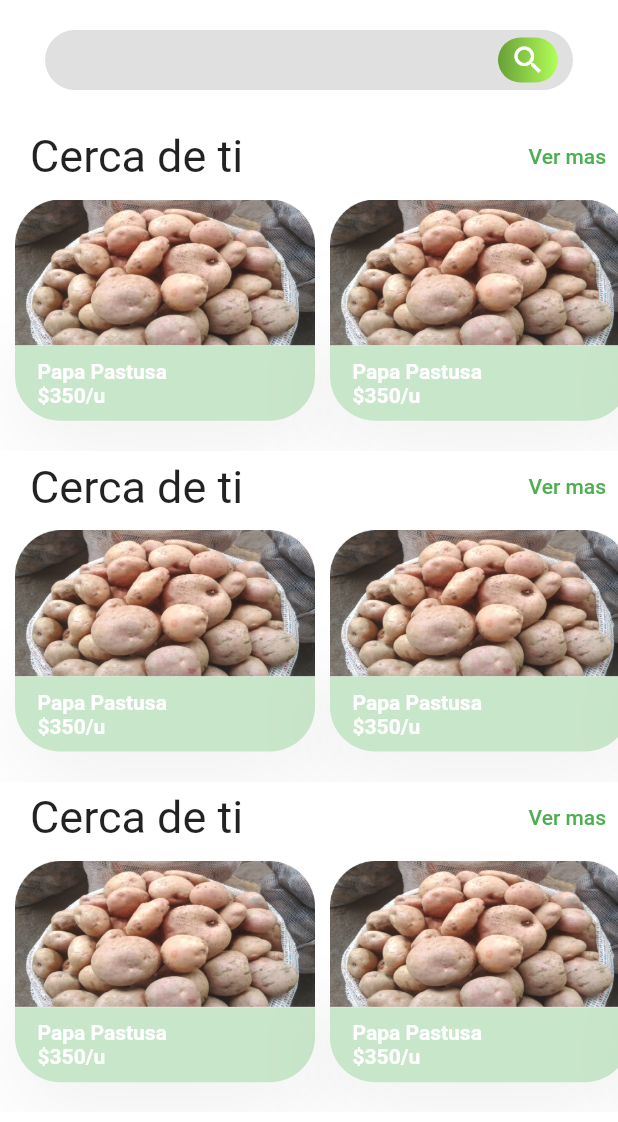
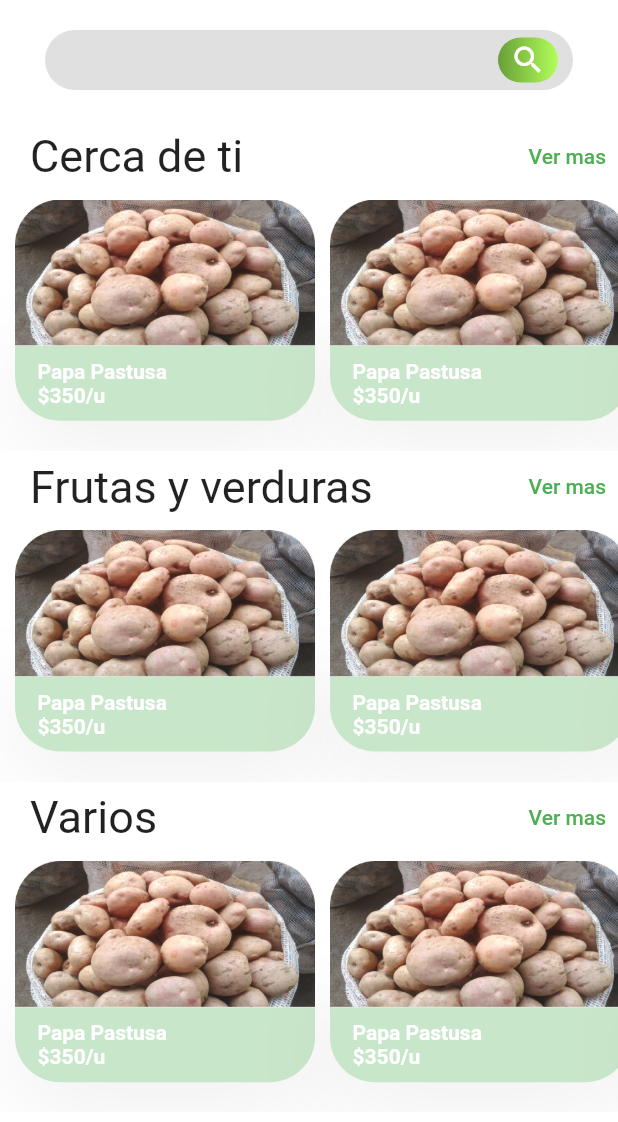
Before and after one commit to andreti03/TRUEQUE, a Flutter app: the ExplorePage screen opened directly, on a phone screen of 412 x 824 dp. Shown: the top 1122 px of the screen. Run offline on Flutter 3.47's test engine with Material 2 defaults, Android fonts, the phone set to English and light mode, and no system bars; our stand-ins replace flutter_svg; missing offline and left inert: dart:ffi.

Commit message:
Explore Changes

```diff
--- a/lib/Screens/Pages/Explore/Widgets/body.dart
+++ b/lib/Screens/Pages/Explore/Widgets/body.dart
@@ -15,9 +15,18 @@ class Body extends StatelessWidget {
       SizedBox(
         height: 20,
       ),
-      CategoryGroupWidget(),
-      CategoryGroupWidget(),
-      CategoryGroupWidget(),
+      CategoryGroupWidget(
+        title: 'Cerca de ti',
+        functionViewMore: () {},
+      ),
+      CategoryGroupWidget(
+        title: 'Frutas y verduras',
+        functionViewMore: () {},
+      ),
+      CategoryGroupWidget(
+        title: 'Varios',
+        functionViewMore: () {},
+      ),
     ]));
   }
 }
--- a/lib/Screens/Pages/Explore/Widgets/category_group.dart
+++ b/lib/Screens/Pages/Explore/Widgets/category_group.dart
@@ -1,7 +1,16 @@
+import 'dart:ffi';
+
 import 'item_card.dart';
 import 'package:flutter/material.dart';
 
 class CategoryGroupWidget extends StatelessWidget {
+  const CategoryGroupWidget(
+      {Key? key, required this.title, required this.functionViewMore})
+      : super(key: key);
+
+  final String title;
+  final Function()? functionViewMore;
+
   @override
   Widget build(BuildContext context) {
     return Container(
@@ -11,13 +20,13 @@ class CategoryGroupWidget extends StatelessWidget {
           Padding(
             padding: const EdgeInsets.only(left: 20),
             child: Text(
-              'Cerca de ti',
+              title,
               style: TextStyle(fontSize: 30),
             ),
           ),
           Spacer(),
           TextButton(
-              onPressed: () {},
+              onPressed: functionViewMore,
               child: Text(
                 "Ver mas",
                 style: TextStyle(color: Colors.green),
@@ -27,16 +36,56 @@ class CategoryGroupWidget extends StatelessWidget {
           scrollDirection: Axis.horizontal,
           child: Row(
             children: <Widget>[
-              ItemCardWidget(),
-              ItemCardWidget(),
-              ItemCardWidget(),
-              ItemCardWidget(),
-              ItemCardWidget(),
-              ItemCardWidget(),
-              ItemCardWidget(),
-              ItemCardWidget(),
-              ItemCardWidget(),
-              ItemCardWidget(),
+              ItemCardWidget(
+                productName: "Papa Pastusa",
+                productCost: 350,
+                imagePath: "assets/images/Papa_pastusa.png",
+              ),
+              ItemCardWidget(
+                productName: "Papa Pastusa",
+                productCost: 350,
+                imagePath: "assets/images/Papa_pastusa.png",
+              ),
+              ItemCardWidget(
+                productName: "Papa Pastusa",
+                productCost: 350,
+                imagePath: "assets/images/Papa_pastusa.png",
+              ),
+              ItemCardWidget(
+                productName: "Papa Pastusa",
+                productCost: 350,
+                imagePath: "assets/images/Papa_pastusa.png",
+              ),
+              ItemCardWidget(
+                productName: "Papa Pastusa",
+                productCost: 350,
+                imagePath: "assets/images/Papa_pastusa.png",
+              ),
+              ItemCardWidget(
+                productName: "Papa Pastusa",
+                productCost: 350,
+                imagePath: "assets/images/Papa_pastusa.png",
+              ),
+              ItemCardWidget(
+                productName: "Papa Pastusa",
+                productCost: 350,
+                imagePath: "assets/images/Papa_pastusa.png",
+              ),
+              ItemCardWidget(
+                productName: "Papa Pastusa",
+                productCost: 350,
+                imagePath: "assets/images/Papa_pastusa.png",
+              ),
+              ItemCardWidget(
+                productName: "Papa Pastusa",
+                productCost: 350,
+                imagePath: "assets/images/Papa_pastusa.png",
+              ),
+              ItemCardWidget(
+                productName: "Papa Pastusa",
+                productCost: 350,
+                imagePath: "assets/images/Papa_pastusa.png",
+              ),
             ],
           ),
         )
--- a/lib/Screens/Pages/Explore/Widgets/item_card.dart
+++ b/lib/Screens/Pages/Explore/Widgets/item_card.dart
@@ -1,6 +1,17 @@
 import 'package:flutter/material.dart';
 
 class ItemCardWidget extends StatelessWidget {
+  const ItemCardWidget(
+      {Key? key,
+      required this.productName,
+      required this.productCost,
+      required this.imagePath})
+      : super(key: key);
+
+  final String productName;
+  final int productCost;
+  final String imagePath;
+
   @override
   Widget build(BuildContext context) {
     return Container(
@@ -9,7 +20,7 @@ class ItemCardWidget extends StatelessWidget {
       child: Column(
         children: <Widget>[
           Image.asset(
-            "assets/images/Papa_pastusa.png",
+            imagePath,
             width: 200,
             //height: 200,
           ),
@@ -38,12 +49,12 @@ class ItemCardWidget extends StatelessWidget {
                     text: TextSpan(
                       children: [
                         TextSpan(
-                          text: "Papa Pastusa\n",
+                          text: "$productName\n",
                           style: TextStyle(
                               color: Colors.white, fontWeight: FontWeight.bold),
                         ),
                         TextSpan(
-                          text: "\$350/u",
+                          text: "\$$productCost/u",
                           style: TextStyle(
                               color: Colors.white, fontWeight: FontWeight.bold),
                         ),
```
